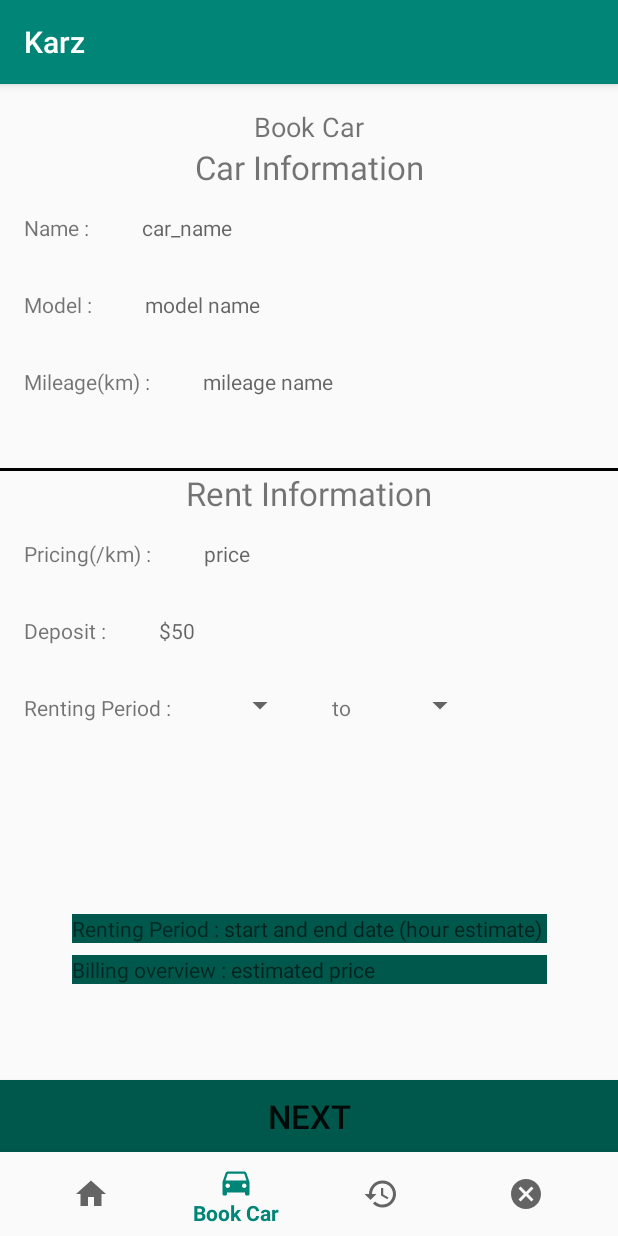
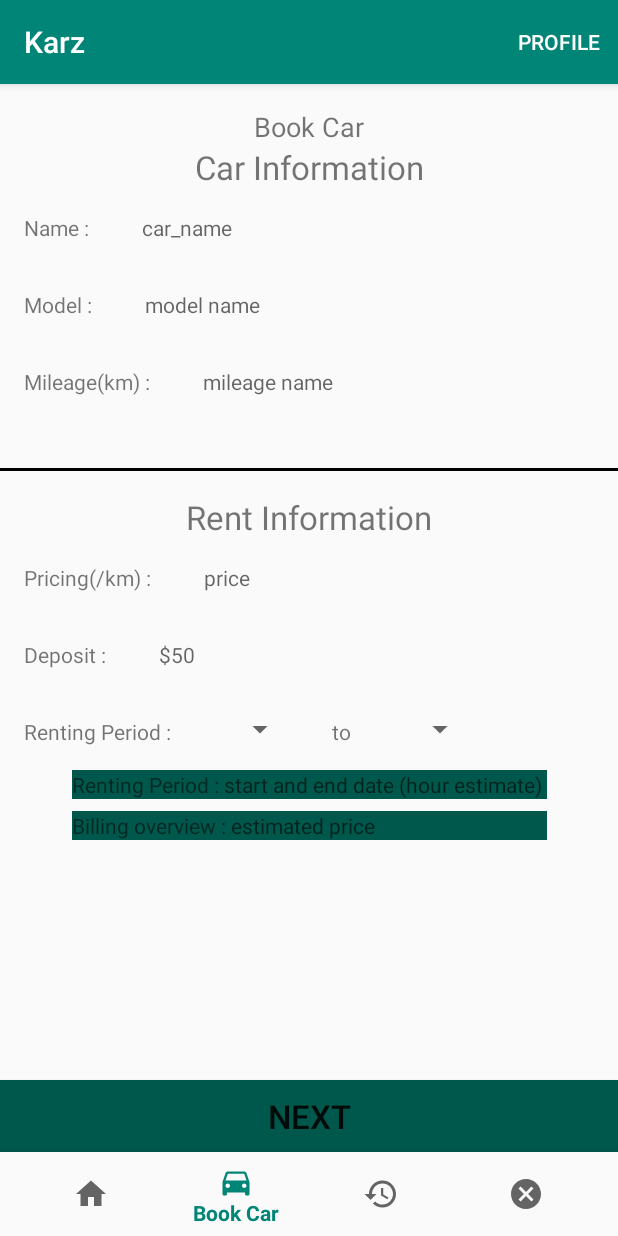
Before and after one commit to Tahyur/CarRental-Application, an Android app: the screen it shows after launch (MainActivity), item 2 of the bottom bar chosen, on a phone screen of 412 x 824 dp. Run offline under Robolectric (Android 15) with nearby library versions, the phone set to English and light mode, and no system bars.

Commit message:
Added a toolbar to the main activity

```diff
--- a/app/src/main/java/com/example/tayor/karz/MainActivity.java
+++ b/app/src/main/java/com/example/tayor/karz/MainActivity.java
@@ -6,17 +6,19 @@ import android.support.annotation.NonNull;
 import android.support.design.widget.BottomNavigationView;
 import android.support.v7.app.AppCompatActivity;
 import android.support.v7.widget.CardView;
+import android.view.Menu;
 import android.view.MenuItem;
 import android.widget.FrameLayout;
 import android.widget.TextView;
 import android.widget.Toast;
+import com.example.tayor.karz.Model.Car;
 
-import com.example.tayor.karz.Model.Car;
 
 public class MainActivity extends AppCompatActivity implements
         CarFragment.OnListFragmentInteractionListener,BookCarFragment.OnFragmentInteractionListener,PaymentFragment.OnPaymentFragmentInteractionListener {
 
     private TextView mTextMessage;
+    private android.support.v7.widget.Toolbar mTopToolbar;
     private CardView cardView;
     private FrameLayout frameLayout;
 
@@ -76,7 +78,9 @@ public class MainActivity extends AppCompatActivity implements
     protected void onCreate(Bundle savedInstanceState) {
         super.onCreate(savedInstanceState);
         setContentView(R.layout.activity_main);
-       // frameLayout = findViewById(R.id.frame2);
+
+        mTopToolbar = findViewById(R.id.toolbar);
+        setSupportActionBar(mTopToolbar);
 
         mTextMessage = (TextView) findViewById(R.id.message);
         BottomNavigationView navigation = (BottomNavigationView) findViewById(R.id.navigation);
@@ -84,8 +88,22 @@ public class MainActivity extends AppCompatActivity implements
 
         cardView = findViewById(R.id.card);
         //showFragment();
+    }
 
+    @Override
+    public boolean onCreateOptionsMenu(Menu menu) {
+        getMenuInflater().inflate(R.menu.book_car_menu,menu);
+        return super.onCreateOptionsMenu(menu);
+    }
 
+    @Override
+    public boolean onOptionsItemSelected(MenuItem item) {
+        switch(item.getItemId()){
+            case R.id.profile:
+                Toast.makeText(this, "profile selected", Toast.LENGTH_SHORT).show();
+                return true;
+        }
+        return super.onOptionsItemSelected(item);
     }
 
     @Override
--- a/app/src/main/res/layout/activity_main.xml
+++ b/app/src/main/res/layout/activity_main.xml
@@ -1,11 +1,30 @@
 <?xml version="1.0" encoding="utf-8"?>
-<android.support.constraint.ConstraintLayout xmlns:android="http://schemas.android.com/apk/res/android"
+<android.support.design.widget.CoordinatorLayout xmlns:android="http://schemas.android.com/apk/res/android"
     xmlns:app="http://schemas.android.com/apk/res-auto"
     xmlns:tools="http://schemas.android.com/tools"
-    android:id="@+id/container"
     android:layout_width="match_parent"
     android:layout_height="match_parent"
     tools:context=".MainActivity">
+
+    <android.support.constraint.ConstraintLayout
+        android:id="@+id/container"
+        android:layout_width="match_parent"
+        android:layout_height="match_parent">
+
+        <android.support.design.widget.AppBarLayout
+            android:id="@+id/app_bar"
+            android:layout_width="match_parent"
+            android:layout_height="wrap_content"
+            android:theme="@style/AppTheme.AppBarOverlay">
+
+            <android.support.v7.widget.Toolbar
+                android:id="@+id/toolbar"
+                android:layout_width="match_parent"
+                android:layout_height="?attr/actionBarSize"
+                android:background="?attr/colorPrimary"
+                app:popupTheme="@style/AppTheme.PopupOverlay" />
+
+        </android.support.design.widget.AppBarLayout>
 
         <TextView
             android:id="@+id/message"
@@ -16,7 +35,7 @@
             android:text="@string/s_list_of_available_cars"
             android:textSize="18sp"
             app:layout_constraintLeft_toLeftOf="parent"
-        app:layout_constraintTop_toTopOf="parent" />
+            app:layout_constraintTop_toBottomOf="@id/app_bar" />
 
 
         <FrameLayout
@@ -25,9 +44,9 @@
             android:layout_height="0dp"
             app:layout_constraintBottom_toTopOf="@id/navigation"
             app:layout_constraintTop_toBottomOf="@id/message">
+
             <include layout="@layout/fragment_car_list" />
         </FrameLayout>
-
 
 
         <android.support.design.widget.BottomNavigationView
@@ -41,5 +60,5 @@
             app:layout_constraintLeft_toLeftOf="parent"
             app:layout_constraintRight_toRightOf="parent"
             app:menu="@menu/navigation" />
-
     </android.support.constraint.ConstraintLayout>
+</android.support.design.widget.CoordinatorLayout>
--- a/app/src/main/res/layout/fragment_book_car.xml
+++ b/app/src/main/res/layout/fragment_book_car.xml
@@ -1,20 +1,19 @@
 <?xml version="1.0" encoding="utf-8"?>
 
 <FrameLayout xmlns:android="http://schemas.android.com/apk/res/android"
-    android:id="@+id/book_car_frame"
     xmlns:app="http://schemas.android.com/apk/res-auto"
     xmlns:tools="http://schemas.android.com/tools"
+    android:id="@+id/book_car_frame"
     android:layout_width="match_parent"
     android:layout_height="match_parent"
     tools:context=".BookCarFragment">
 
-    <android.support.design.widget.CoordinatorLayout
+        <ScrollView
             android:layout_width="match_parent"
-        android:layout_height="match_parent">
-
+            android:layout_height="wrap_content">
         <android.support.constraint.ConstraintLayout
             android:layout_width="match_parent"
-            android:layout_height="match_parent">
+            android:layout_height="wrap_content">
 
             <TextView
                 android:id="@+id/car_info_label"
@@ -75,6 +74,7 @@
                 android:id="@+id/rent_info_label"
                 style="@style/Label_header"
                 android:text="Rent Information"
+                android:layout_margin="@dimen/text_margin"
                 app:layout_constraintLeft_toLeftOf="parent"
                 app:layout_constraintRight_toRightOf="parent"
                 app:layout_constraintTop_toBottomOf="@id/view" />
@@ -120,7 +120,7 @@
                 android:paddingTop="16dp"
                 android:tooltipText="Start date"
                 app:layout_constraintLeft_toRightOf="@id/renting_period"
-                app:layout_constraintTop_toBottomOf="@id/fixed_deposit_label"/>
+                app:layout_constraintTop_toBottomOf="@id/fixed_deposit_label" />
 
             <TextView
                 android:id="@+id/to_label"
@@ -152,6 +152,7 @@
                 app:layout_constraintLeft_toLeftOf="parent"
                 app:layout_constraintRight_toRightOf="parent"
                 app:layout_constraintTop_toBottomOf="@id/renting_period">
+
                 <LinearLayout
 
                     android:layout_width="match_parent"
@@ -195,25 +196,16 @@
                         android:layout_width="wrap_content"
                         android:layout_height="wrap_content"
                         android:hint="estimated price " />
-
-
                 </LinearLayout>
-
             </LinearLayout>
-
+        </android.support.constraint.ConstraintLayout>
+    </ScrollView>
     <Button
         android:id="@+id/next_btn"
         android:layout_width="match_parent"
         android:layout_height="wrap_content"
         android:background="@color/colorPrimaryDark"
+        android:text="Next"
         android:textSize="22sp"
-                app:layout_constraintBottom_toBottomOf="parent"
-                app:layout_constraintLeft_toLeftOf="parent"
-                app:layout_constraintRight_toRightOf="parent"
-                android:text="Next"/>
-        </android.support.constraint.ConstraintLayout>
-
-
-
-    </android.support.design.widget.CoordinatorLayout>
+        android:layout_gravity="bottom" />
 </FrameLayout>
--- a/app/src/main/res/menu/book_car_menu.xml
+++ b/app/src/main/res/menu/book_car_menu.xml
@@ -2,8 +2,8 @@
 <menu xmlns:android="http://schemas.android.com/apk/res/android"
     xmlns:app="http://schemas.android.com/apk/res-auto">
     <item
-        android:id="@+id/next"
+        android:id="@+id/profile"
         android:orderInCategory="300"
-        android:title="Next"
+        android:title="Profile"
         app:showAsAction="ifRoom" />
 </menu>
--- a/app/src/main/res/values/styles.xml
+++ b/app/src/main/res/values/styles.xml
@@ -1,12 +1,22 @@
 <resources>
 
     <!-- Base application theme. -->
-    <style name="AppTheme" parent="Theme.AppCompat.Light.DarkActionBar">
+    <style name="AppTheme" parent="Theme.AppCompat.Light.NoActionBar">
         <!-- Customize your theme here. -->
         <item name="colorPrimary">@color/colorPrimary</item>
         <item name="colorPrimaryDark">@color/colorPrimaryDark</item>
         <item name="colorAccent">@color/colorAccent</item>
     </style>
+
+    <style name="AppTheme.NoActionBar">
+        <item name="windowActionBar">false</item>
+        <item name="windowNoTitle">true</item>
+    </style>
+
+    <style name="AppTheme.AppBarOverlay" parent="ThemeOverlay.AppCompat.Dark.ActionBar" />
+
+    <style name="AppTheme.PopupOverlay" parent="ThemeOverlay.AppCompat.Light" />
+
 
     <style name="book_car_tv_style">
         <item name="android:layout_width">wrap_content</item>
```
Lines whose indentation alone changed are shown as unchanged.
